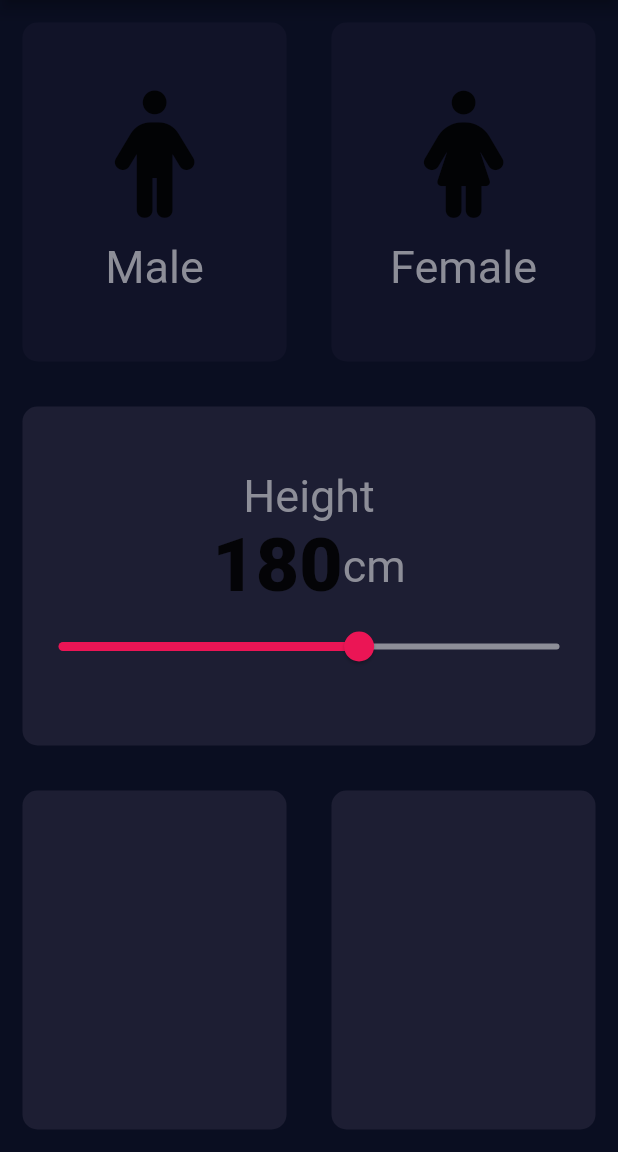
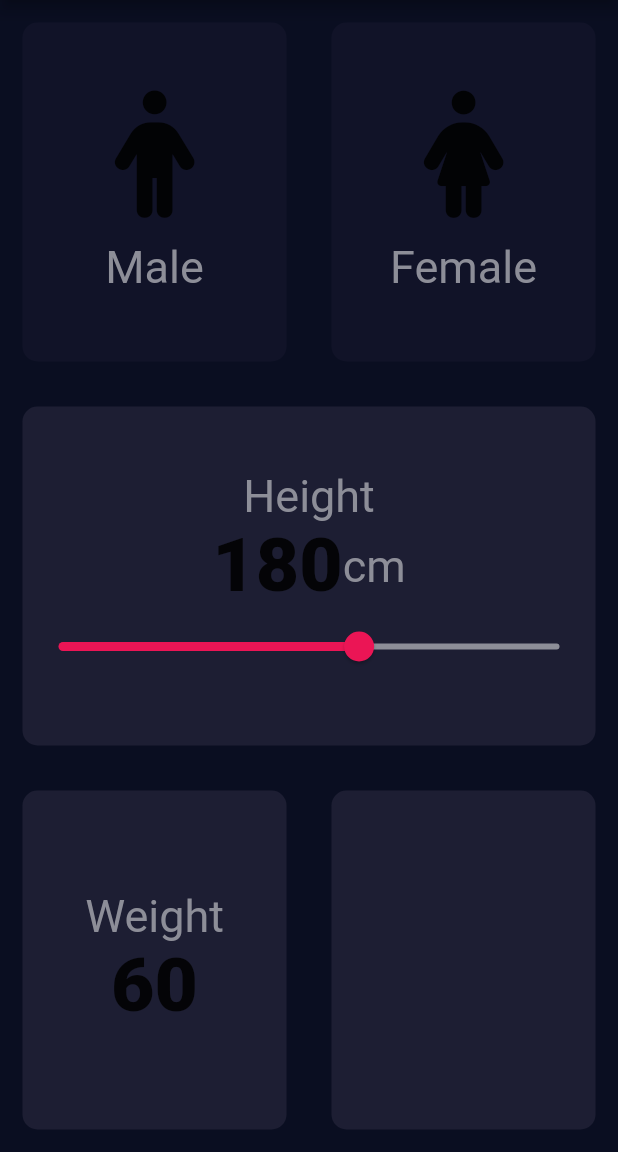
Before and after one commit to Uzair018/bmi_calculator, a Flutter app: the screen it shows after launch, on a phone screen of 412 x 824 dp, the part 84-1236 px from its top. Run offline on Flutter 3.47's test engine with Material 2 defaults, Android fonts, the phone set to English and light mode, and no system bars; our stand-ins replace font_awesome_flutter.

Commit message:
last touch bmi

```diff
--- a/lib/input_page.dart
+++ b/lib/input_page.dart
@@ -23,6 +23,7 @@ class InputPage extends StatefulWidget {
 class _InputPageState extends State<InputPage> {
   Gender selectGender;
   int sliderHeight=180;
+  int sliderweight=60;
 
 
   @override
@@ -113,6 +114,28 @@ class _InputPageState extends State<InputPage> {
               children: [
                 Expanded(child: RepeatContainerCode(
                   colors: Color(0xFF1D1E33),
+                  cardWidget: Column(
+                    mainAxisAlignment:MainAxisAlignment.center,
+                    children: [
+                      Text(
+                        'Weight',
+                        style: KLabelStyle,
+                      ),
+                      Text(
+                        sliderweight.toString(),
+                        style: KNumberStyle,
+                      ),
+                      Row(
+                        mainAxisAlignment: MainAxisAlignment.center,
+                        children: [
+
+                        ],
+                      ),
+
+                    ],
+                  ),
+
+
                 ),),
                 Expanded(child: RepeatContainerCode(
                   colors: Color(0xFF1D1E33),
```
